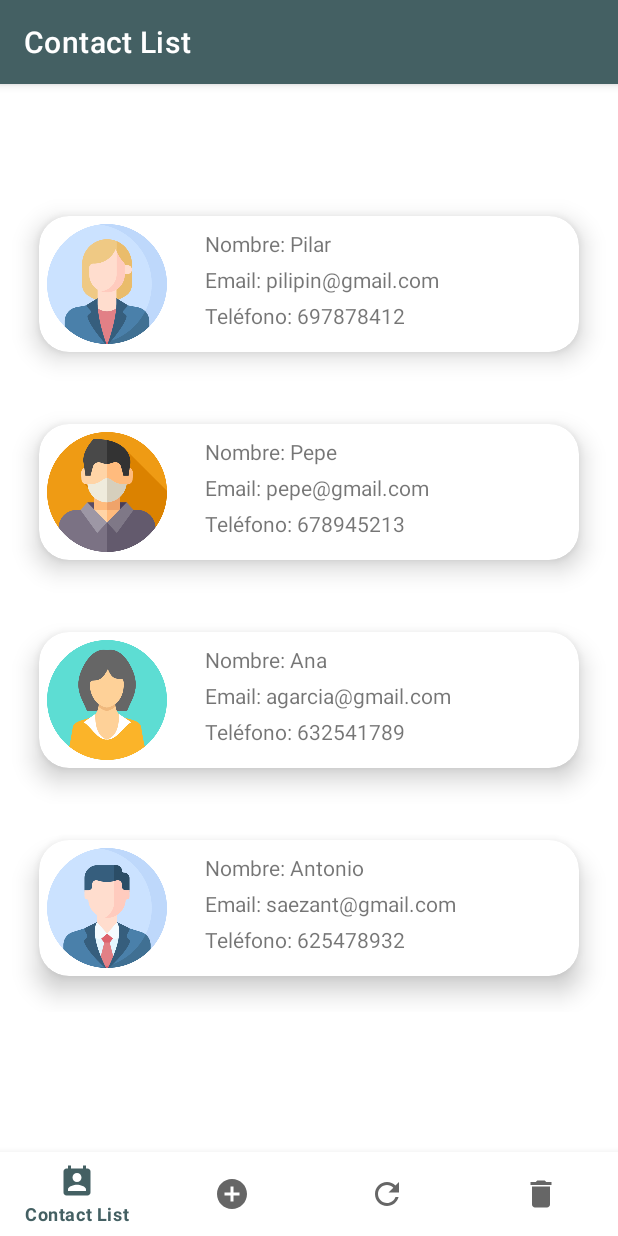
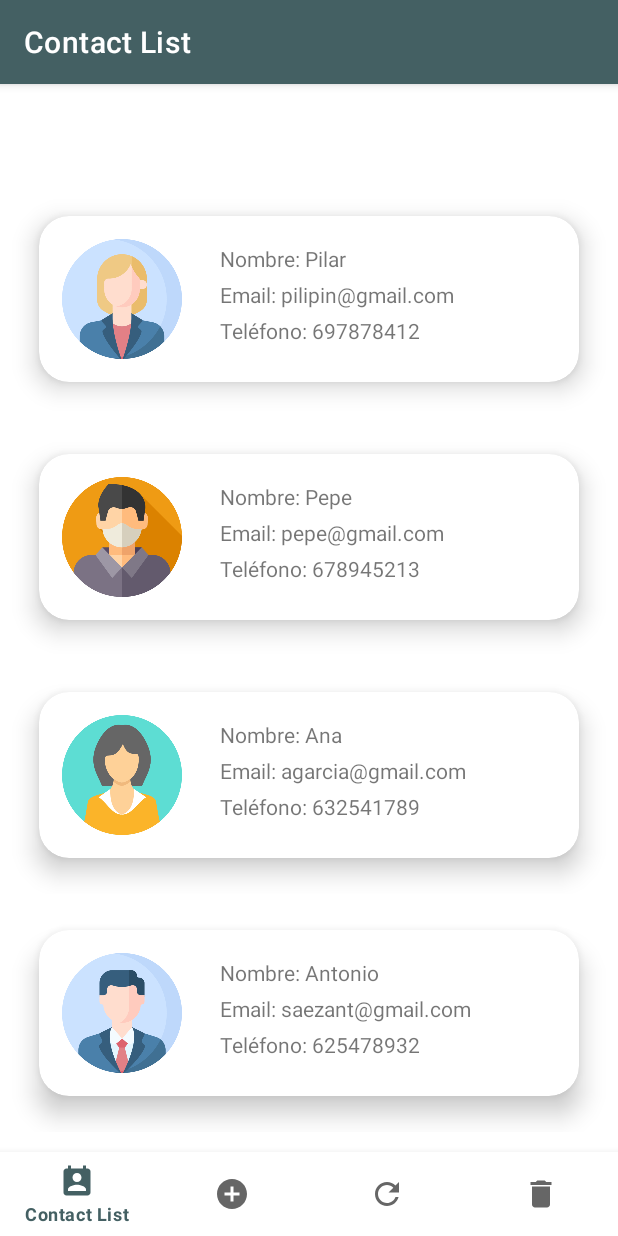
Before and after one commit to Memi1990/Agenda, an Android app: the screen it shows after launch (MainActivity), on a phone screen of 412 x 824 dp. Run offline under Robolectric (Android 15) with nearby library versions, the phone set to English and light mode, and no system bars; our stand-ins replace navigation-ui.

Commit message:
commit add new

```diff
--- a/app/src/main/java/com/example/agenda/adapter/ContactViewHolder.kt
+++ b/app/src/main/java/com/example/agenda/adapter/ContactViewHolder.kt
@@ -1,6 +1,8 @@
 package com.example.agenda.adapter
 
 import android.view.View
+import android.widget.ImageView
+import android.widget.Toast
 import androidx.recyclerview.widget.RecyclerView
 import com.example.agenda.ContactData
 import com.example.agenda.databinding.ActivityMainBinding.bind
@@ -8,6 +10,7 @@ import com.example.agenda.databinding.RecylcerListBinding
 
 class ContactViewHolder (view: View): RecyclerView.ViewHolder(view) {
     val b = RecylcerListBinding.bind(view)
+
     fun render(contactModel: ContactData){
         b.tvListName.text = "Nombre: "+contactModel.name
         b.tvListEmail.text = "Email: "+contactModel.email
--- a/app/src/main/java/com/example/agenda/adapter/CotactAdapter.kt
+++ b/app/src/main/java/com/example/agenda/adapter/CotactAdapter.kt
@@ -1,5 +1,6 @@
 package com.example.agenda.adapter
 
+import android.database.Cursor
 import android.view.LayoutInflater
 import android.view.ViewGroup
 import androidx.recyclerview.widget.RecyclerView
@@ -7,7 +8,8 @@ import com.example.agenda.ContactData
 import com.example.agenda.ContactProvider.Companion.contactList
 import com.example.agenda.R
 
-class CotactAdapter(private val dogList:List<ContactData>): RecyclerView.Adapter<ContactViewHolder>() {
+class CotactAdapter(private val contactList:List<ContactData>): RecyclerView.Adapter<ContactViewHolder>() {
+
     override fun onCreateViewHolder(parent: ViewGroup, viewType: Int): ContactViewHolder{
         val layoutInflater = LayoutInflater.from(parent.context)
         return ContactViewHolder(layoutInflater.inflate(R.layout.recylcer_list, parent,false))
--- a/app/src/main/java/com/example/agenda/ui/list/ListFragment.kt
+++ b/app/src/main/java/com/example/agenda/ui/list/ListFragment.kt
@@ -1,15 +1,16 @@
 package com.example.agenda.ui.list
 
+import android.database.Cursor
+import android.database.sqlite.SQLiteDatabase
 import android.os.Bundle
 import android.view.LayoutInflater
 import android.view.View
 import android.view.ViewGroup
-import android.widget.TextView
 import androidx.fragment.app.Fragment
 import androidx.lifecycle.ViewModelProvider
-import androidx.recyclerview.widget.DividerItemDecoration
 import androidx.recyclerview.widget.LinearLayoutManager
 import com.example.agenda.ContactProvider
+import com.example.agenda.SQLhelper
 import com.example.agenda.adapter.CotactAdapter
 import com.example.agenda.databinding.FragmentListBinding
 
@@ -20,6 +21,9 @@ class ListFragment : Fragment() {
     // This property is only valid between onCreateView and
     // onDestroyView.
     private val binding get() = _binding!!
+    lateinit var contactDBHelper: SQLhelper
+    private lateinit var db: SQLiteDatabase
+
 
     override fun onCreateView(
         inflater: LayoutInflater,
@@ -30,12 +34,18 @@ class ListFragment : Fragment() {
             ViewModelProvider(this).get(ListViewModel::class.java)
 
         _binding = FragmentListBinding.inflate(inflater, container, false)
-        initRecyclerView()
+
+        contactDBHelper = SQLhelper(requireContext())
+        db = contactDBHelper.readableDatabase
+        val cursor:Cursor =db.rawQuery("SELECT * FROM contacts", null)
+        cursor.moveToFirst()
+        do {
+            initRecyclerView()
+        }while (cursor.moveToNext())
          return binding.root
     }
     fun initRecyclerView(){
         val manager = LinearLayoutManager(context)
-        val decoration = DividerItemDecoration(context, manager.orientation)
         binding.rvContactList.layoutManager = manager
 //        b.recyclerDog.addItemDecoration(decoration)
         binding.rvContactList  .layoutManager = LinearLayoutManager(context)
--- a/app/src/main/res/layout/fragment_new.xml
+++ b/app/src/main/res/layout/fragment_new.xml
@@ -2,6 +2,7 @@
 <RelativeLayout xmlns:android="http://schemas.android.com/apk/res/android"
     xmlns:app="http://schemas.android.com/apk/res-auto"
     xmlns:tools="http://schemas.android.com/tools"
+    android:id="@+id/relativeLayout"
     android:layout_width="match_parent"
     android:layout_height="match_parent"
     tools:context=".ui.newcontact.NewFragment">
--- a/app/src/main/res/layout/recylcer_list.xml
+++ b/app/src/main/res/layout/recylcer_list.xml
@@ -3,12 +3,14 @@
     xmlns:app="http://schemas.android.com/apk/res-auto"
     xmlns:tools="http://schemas.android.com/tools"
     android:layout_width="match_parent"
-    android:layout_height="wrap_content">
+    android:layout_height="wrap_content"
+    android:layout_gravity="center_horizontal">
 
     <androidx.cardview.widget.CardView
         android:id="@+id/cvList"
         android:layout_width="match_parent"
         android:layout_height="wrap_content"
+        android:clipToPadding="false"
         app:cardBackgroundColor="@color/white"
         app:cardCornerRadius="20dp"
         app:cardElevation="10dp"
@@ -19,7 +21,7 @@
         <LinearLayout
             android:layout_width="match_parent"
             android:layout_height="wrap_content"
-            android:layout_margin="5dp"
+            android:layout_margin="15dp"
             android:orientation="horizontal">
 
             <ImageView
```
Also changed, not shown: app/src/main/java/com/example/agenda/SQLhelper.kt (+16 -1 lines), app/src/main/java/com/example/agenda/ui/newcontact/NewFragment.kt (+32 -2 lines).
